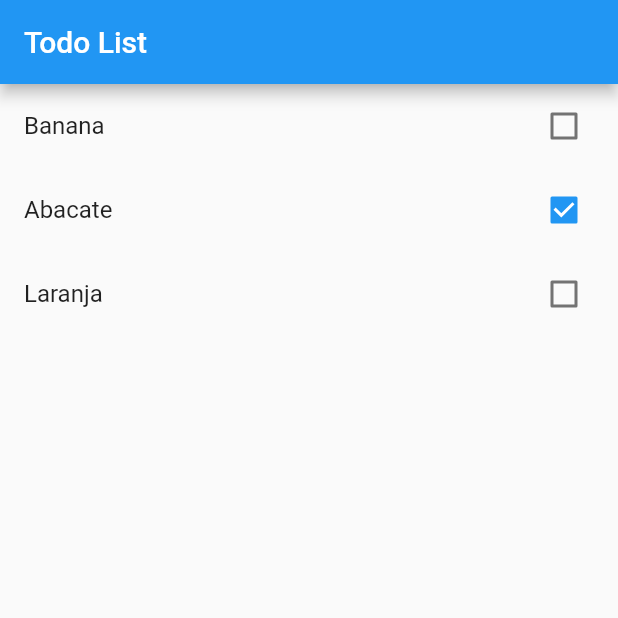
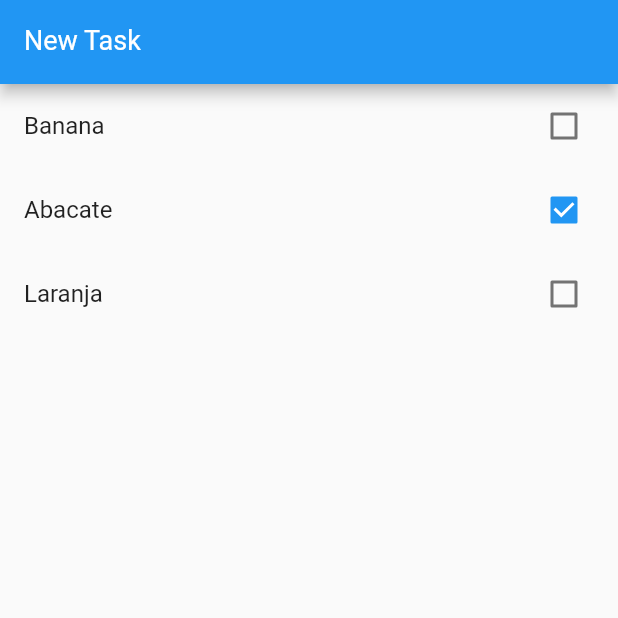
Before and after one commit to Wkerlyson/todo-flutter, a Flutter app: the screen it shows after launch, on a phone screen of 412 x 824 dp, the top half of it. Run offline on Flutter 3.47's test engine with Material 2 defaults, Android fonts, the phone set to English and light mode, and no system bars.

Commit message:
adding TextFormField

```diff
--- a/lib/main.dart
+++ b/lib/main.dart
@@ -32,11 +32,23 @@ class HomePage extends StatefulWidget {
 }
 
 class _HomePageState extends State<HomePage> {
+  var newTaskCtrl = TextEditingController();
+
   @override
   Widget build(BuildContext context) {
     return Scaffold(
       appBar: AppBar(
-        title: Text("Todo List"),
+        title: TextFormField(
+          keyboardType: TextInputType.text,
+          style: TextStyle(
+            color: Colors.white,
+            fontSize: 18,
+          ),
+          decoration: InputDecoration(
+            labelText: 'New Task',
+            labelStyle: TextStyle(color: Colors.white),
+          ),
+        ),
       ),
       body: ListView.builder(
         itemCount: widget.items.length,
@@ -48,7 +60,9 @@ class _HomePageState extends State<HomePage> {
             key: Key(item.title),
             value: item.done,
             onChanged: (value) {
-              print(value);
+              setState(() {
+                item.done = value;
+              });
             },
           );
         },
```
